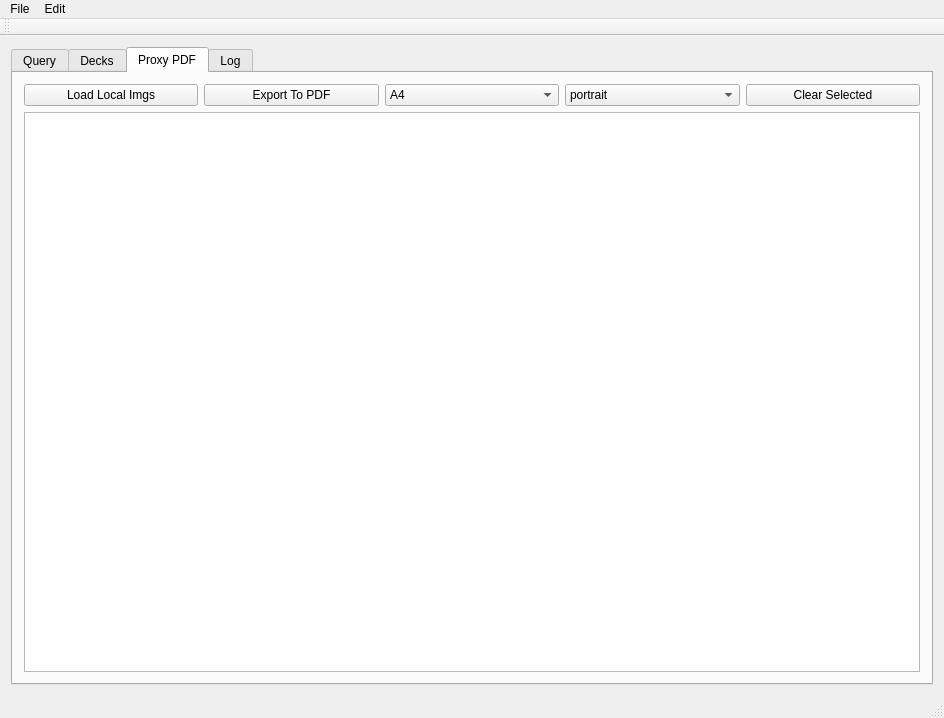
This is src/MTG_GUI/mtg_ui.ui in aleksejs-fomins/mtgdeckconstructor as Qt 5 draws it before an edit. The edited form follows.
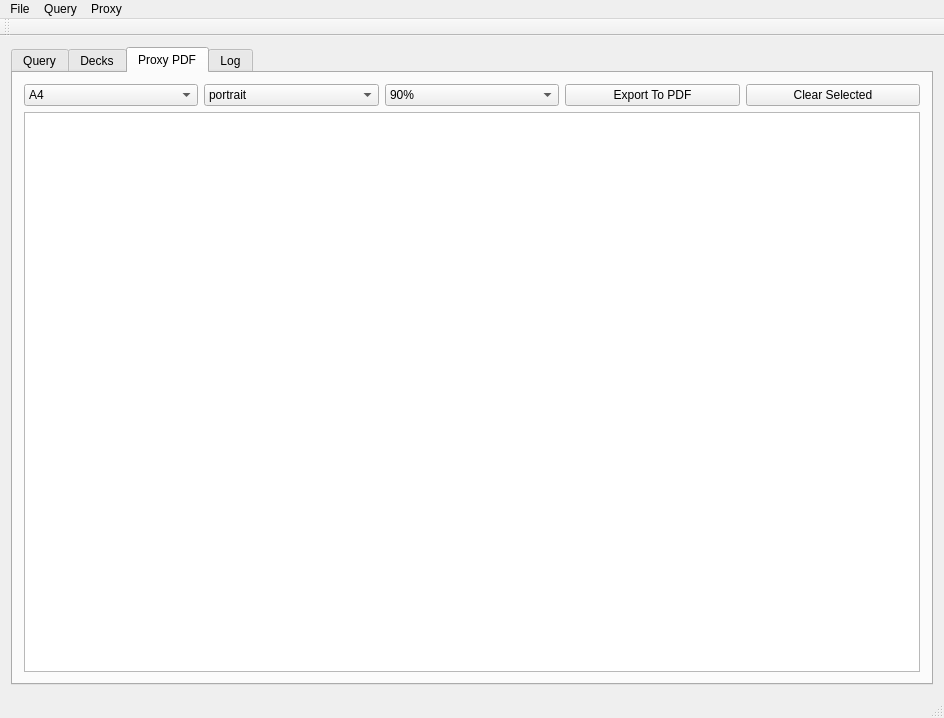
This is the edited form.

Diff of the .ui file:
```diff
--- a/src/MTG_GUI/mtg_ui.ui
+++ b/src/MTG_GUI/mtg_ui.ui
@@ -171,20 +171,6 @@
        <layout class="QVBoxLayout" name="verticalLayout_3">
         <item>
          <layout class="QHBoxLayout" name="proxyControlsLayout">
-          <item>
-           <widget class="QPushButton" name="proxyLoadLocalPushButton">
-            <property name="text">
-             <string>Load Local Imgs</string>
-            </property>
-           </widget>
-          </item>
-          <item>
-           <widget class="QPushButton" name="proxyExportPDFPushButton">
-            <property name="text">
-             <string>Export To PDF</string>
-            </property>
-           </widget>
-          </item>
           <item>
            <widget class="QComboBox" name="proxyPaperSizeComboBox">
             <item>
@@ -213,6 +199,45 @@
             </item>
            </widget>
           </item>
+          <item>
+           <widget class="QComboBox" name="proxyScaleComboBox">
+            <property name="currentText">
+             <string>100%</string>
+            </property>
+            <item>
+             <property name="text">
+              <string>90%</string>
+             </property>
+            </item>
+            <item>
+             <property name="text">
+              <string>95%</string>
+             </property>
+            </item>
+            <item>
+             <property name="text">
+              <string>100%</string>
+             </property>
+            </item>
+            <item>
+             <property name="text">
+              <string>105%</string>
+             </property>
+            </item>
+            <item>
+             <property name="text">
+              <string>110%</string>
+             </property>
+            </item>
+           </widget>
+          </item>
+          <item>
+           <widget class="QPushButton" name="proxyExportPDFPushButton">
+            <property name="text">
+             <string>Export To PDF</string>
+            </property>
+           </widget>
+          </item>
           <item>
            <widget class="QPushButton" name="proxyClearPushButton">
             <property name="text">
@@ -254,7 +279,7 @@
      <x>0</x>
      <y>0</y>
      <width>944</width>
-     <height>22</height>
+     <height>29</height>
     </rect>
    </property>
    <widget class="QMenu" name="menuFile">
@@ -264,11 +289,19 @@
    </widget>
    <widget class="QMenu" name="menuEdit">
     <property name="title">
-     <string>Edit</string>
+     <string>Query</string>
     </property>
+    <addaction name="actionFrom_file"/>
+   </widget>
+   <widget class="QMenu" name="menuProxy">
+    <property name="title">
+     <string>Proxy</string>
+    </property>
+    <addaction name="actionLoad_Local_Images"/>
    </widget>
    <addaction name="menuFile"/>
    <addaction name="menuEdit"/>
+   <addaction name="menuProxy"/>
   </widget>
   <widget class="QToolBar" name="mainToolBar">
    <attribute name="toolBarArea">
```
Left out of the diff: 15 changed lines with no effect on the pictures.
